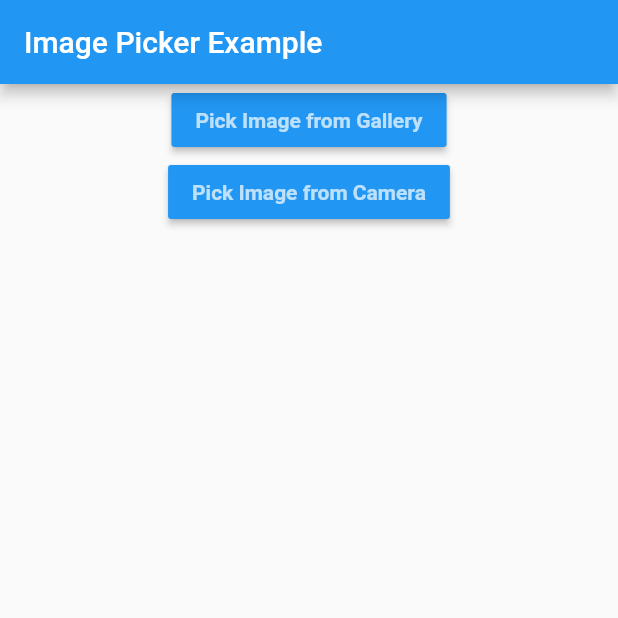
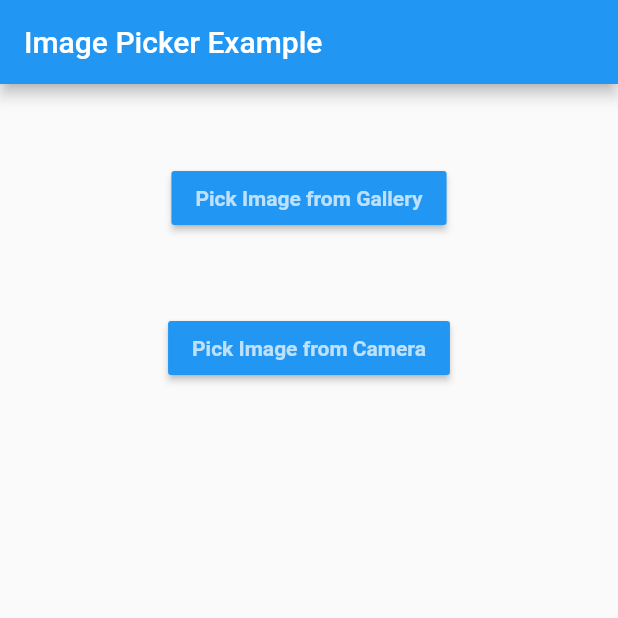
Before and after one commit to edcsu/image_app, a Flutter app: the screen it shows after launch, on a phone screen of 412 x 824 dp, the top half of it. Run offline on Flutter 3.47's test engine with Material 2 defaults, Android fonts, the phone set to English and light mode, and no system bars; our stand-ins replace image_picker; missing offline and left inert: image_picker_for_web.

Commit message:
style: space upload buttons

```diff
--- a/lib/Screens/Home/body.dart
+++ b/lib/Screens/Home/body.dart
@@ -20,6 +20,9 @@ class HomePage extends StatelessWidget {
         body: Center(
           child: Column(
             children: [
+              const SizedBox(
+                height: 52,
+              ),
               MaterialButton(
                 color: Colors.blue,
                 child: const Text(
@@ -30,6 +33,9 @@ class HomePage extends StatelessWidget {
                 onPressed: () {
                   _handleURLButtonPress(context, ImageSourceType.gallery);
                 },
+              ),
+              const SizedBox(
+                height: 52,
               ),
               MaterialButton(
                 color: Colors.blue,
```
Also changed, not shown: 1 other file.
